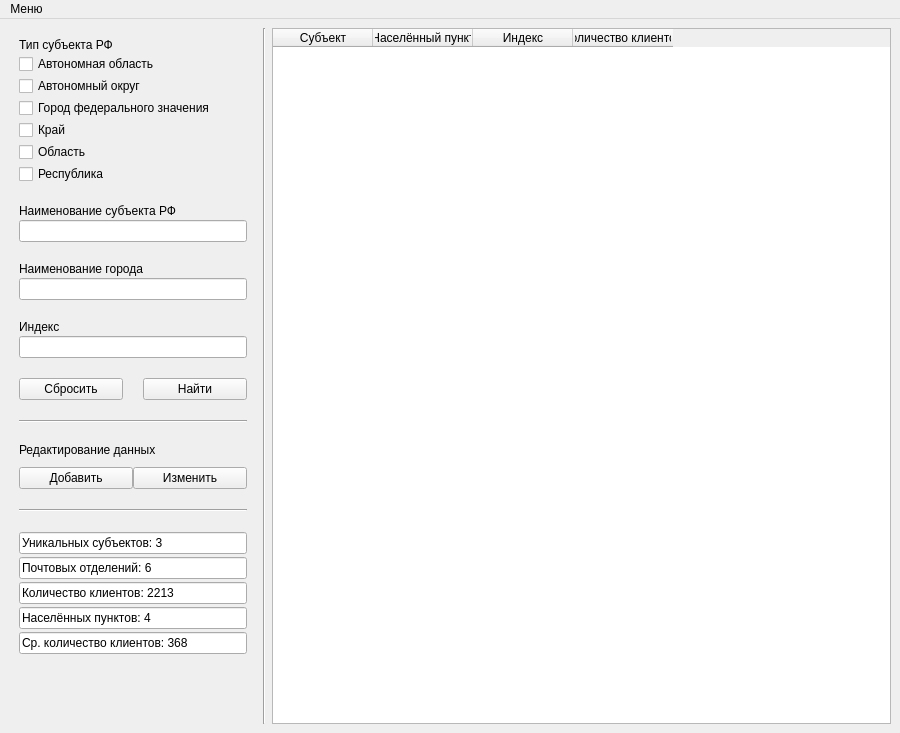
OlejnikDenis/py-mailposts, file .source/main.ui: the form before one commit.
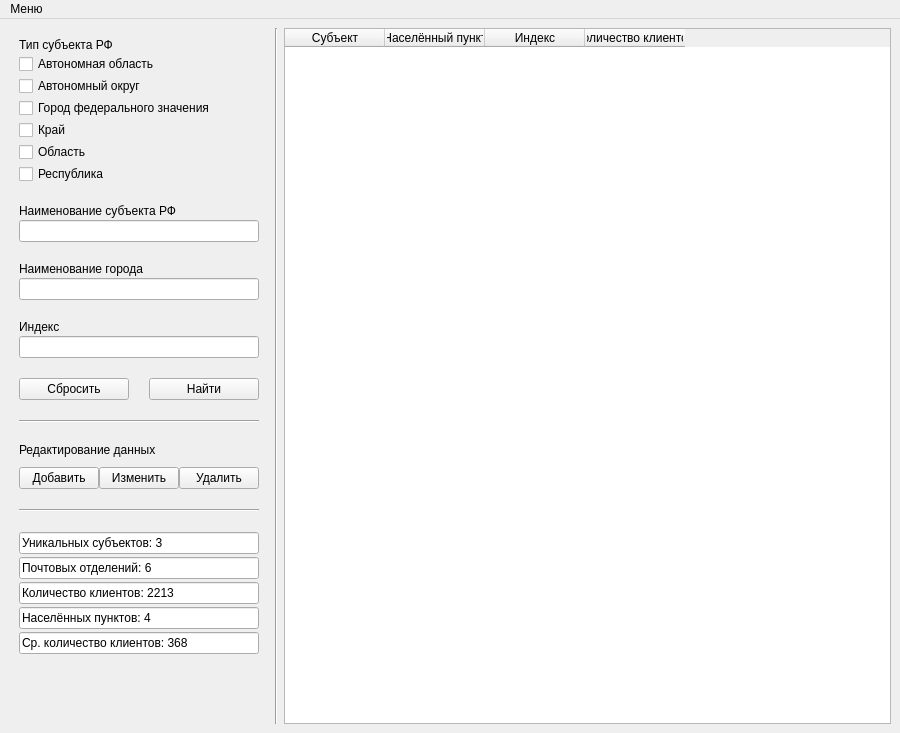
The form after the commit.

What changed in the file:
```diff
--- a/.source/main.ui
+++ b/.source/main.ui
@@ -231,6 +231,13 @@
               </property>
              </widget>
             </item>
+            <item>
+             <widget class="QPushButton" name="pushButton_RowDel">
+              <property name="text">
+               <string>Удалить</string>
+              </property>
+             </widget>
+            </item>
            </layout>
           </item>
          </layout>
```
